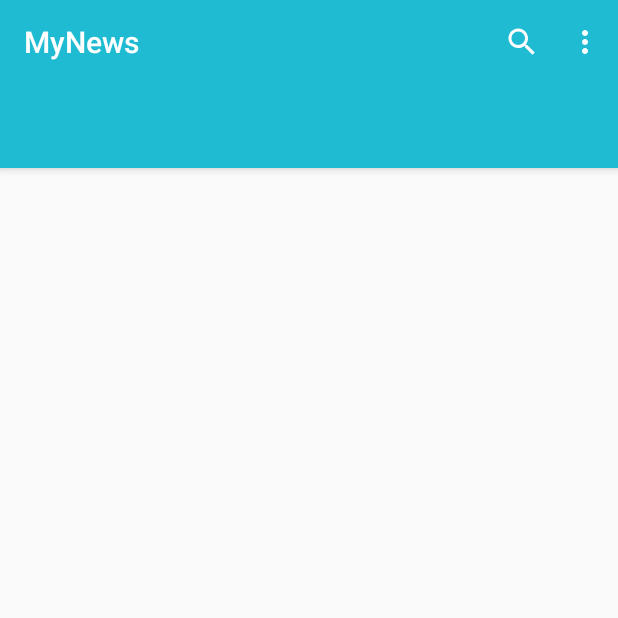
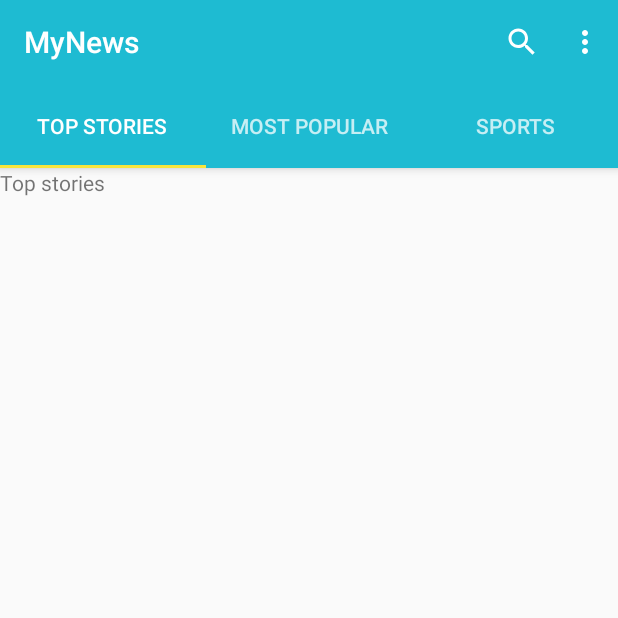
Before and after one commit to tboutisseau/MyNews, an Android app: the screen it shows after launch (MainActivity), on a phone screen of 412 x 824 dp, the top half of it. Run offline under Robolectric (Android 15) with nearby library versions, the phone set to English and light mode, and no system bars; our stand-ins replace ButterKnife.

Commit message:
Implemented ViewPager and TabLayout.

```diff
--- a/app/src/main/AndroidManifest.xml
+++ b/app/src/main/AndroidManifest.xml
@@ -9,7 +9,7 @@
         android:roundIcon="@mipmap/ic_launcher_round"
         android:supportsRtl="true"
         android:theme="@style/AppTheme">
-        <activity android:name=".MainActivity">
+        <activity android:name=".Controllers.Activities.MainActivity">
             <intent-filter>
                 <action android:name="android.intent.action.MAIN" />
 
--- a/app/src/main/java/com/tboutisseau/mynews/MainActivity.java
+++ b/app/src/main/java/com/tboutisseau/mynews/Controllers/Activities/MainActivity.java
@@ -1,28 +1,45 @@
-package com.tboutisseau.mynews;
+package com.tboutisseau.mynews.Controllers.Activities;
 
 import androidx.appcompat.app.AppCompatActivity;
 import androidx.appcompat.widget.Toolbar;
+import androidx.fragment.app.FragmentManager;
+import androidx.viewpager.widget.ViewPager;
 
 import android.os.Bundle;
+import android.util.Log;
 import android.view.Menu;
 import android.view.MenuInflater;
 import android.view.MenuItem;
 import android.widget.Toast;
 
+import com.google.android.material.tabs.TabLayout;
+import com.tboutisseau.mynews.R;
+import com.tboutisseau.mynews.Views.TabsAdapter;
+
+import butterknife.BindView;
+import butterknife.ButterKnife;
+
 public class MainActivity extends AppCompatActivity {
 
+    private static final String TAG = "MainActivity";
+
     //Widgets
-    private Toolbar mToolbar;
+    @BindView(R.id.toolbar) Toolbar mToolbar;
+    @BindView(R.id.main_tablayout) TabLayout mTabLayout;
+    @BindView(R.id.main_viewpager) ViewPager mViewPager;
+
 
     @Override
     protected void onCreate(Bundle savedInstanceState) {
         super.onCreate(savedInstanceState);
         setContentView(R.layout.activity_main);
 
-        mToolbar = findViewById(R.id.toolbar);
+        ButterKnife.bind(this);
 
         //Set the toolbar
         setSupportActionBar(mToolbar);
+
+        configureViewPagerAndTabs();
     }
 
     // Inflate the toolbar menu
@@ -54,4 +71,28 @@ public class MainActivity extends AppCompatActivity {
                 return super.onOptionsItemSelected(item);
         }
     }
+
+    // Set up the ViewPager with TabLayout
+    private void configureViewPagerAndTabs(){
+
+        // Set Adapter with ViewPager
+        mViewPager.setAdapter(new TabsAdapter(getSupportFragmentManager()));
+
+        // Glue TabLayout and ViewPager together
+        mTabLayout.setupWithViewPager(mViewPager);
+
+        // Set TabMode to scrollable if there is more than 3 categories
+        Log.d(TAG, "number of tabs : " + mTabLayout.getTabCount());
+
+        if (mTabLayout.getTabCount() <= 3) {
+            mTabLayout.setTabMode(TabLayout.MODE_FIXED);
+        }
+        else {
+            mTabLayout.setTabMode(TabLayout.MODE_SCROLLABLE);
+        }
+
+        // Set text color for selected and unselected tabs
+        mTabLayout.setTabTextColors(getResources().getColor(R.color.TabNotSelected), getResources().getColor(R.color.tabSelected));
+
+    }
 }
--- /dev/null
+++ b/app/src/main/java/com/tboutisseau/mynews/Controllers/Fragments/MostPopularFragment.java
@@ -0,0 +1,41 @@
+package com.tboutisseau.mynews.Controllers.Fragments;
+
+
+import android.os.Bundle;
+
+import androidx.fragment.app.Fragment;
+
+import android.view.LayoutInflater;
+import android.view.View;
+import android.view.ViewGroup;
+
+import com.tboutisseau.mynews.R;
+
+/**
+ * A simple {@link Fragment} subclass.
+ */
+public class MostPopularFragment extends Fragment {
+
+
+    public MostPopularFragment() {
+        // Required empty public constructor
+    }
+
+    public static MostPopularFragment newInstance() {
+
+        Bundle args = new Bundle();
+
+        MostPopularFragment fragment = new MostPopularFragment();
+        fragment.setArguments(args);
+        return fragment;
+    }
+
+
+    @Override
+    public View onCreateView(LayoutInflater inflater, ViewGroup container,
+                             Bundle savedInstanceState) {
+        // Inflate the layout for this fragment
+        return inflater.inflate(R.layout.fragment_most_popular, container, false);
+    }
+
+}
--- /dev/null
+++ b/app/src/main/java/com/tboutisseau/mynews/Controllers/Fragments/TopStoriesFragment.java
@@ -0,0 +1,41 @@
+package com.tboutisseau.mynews.Controllers.Fragments;
+
+
+import android.os.Bundle;
+
+import androidx.fragment.app.Fragment;
+
+import android.view.LayoutInflater;
+import android.view.View;
+import android.view.ViewGroup;
+
+import com.tboutisseau.mynews.R;
+
+/**
+ * A simple {@link Fragment} subclass.
+ */
+public class TopStoriesFragment extends Fragment {
+
+
+    public TopStoriesFragment() {
+        // Required empty public constructor
+    }
+
+    public static TopStoriesFragment newInstance() {
+
+        Bundle args = new Bundle();
+
+        TopStoriesFragment fragment = new TopStoriesFragment();
+        fragment.setArguments(args);
+        return fragment;
+    }
+
+
+    @Override
+    public View onCreateView(LayoutInflater inflater, ViewGroup container,
+                             Bundle savedInstanceState) {
+        // Inflate the layout for this fragment
+        return inflater.inflate(R.layout.fragment_top_stories, container, false);
+    }
+
+}
--- /dev/null
+++ b/app/src/main/java/com/tboutisseau/mynews/Views/TabsAdapter.java
@@ -0,0 +1,56 @@
+package com.tboutisseau.mynews.Views;
+
+import androidx.annotation.Nullable;
+import androidx.fragment.app.Fragment;
+import androidx.fragment.app.FragmentManager;
+import androidx.fragment.app.FragmentPagerAdapter;
+
+import com.tboutisseau.mynews.Controllers.Fragments.MostPopularFragment;
+import com.tboutisseau.mynews.Controllers.Fragments.SportsFragment;
+import com.tboutisseau.mynews.Controllers.Fragments.TopStoriesFragment;
+import com.tboutisseau.mynews.R;
+
+public class TabsAdapter extends FragmentPagerAdapter {
+
+    private final int numberOfTabs = 3;
+
+    public TabsAdapter(FragmentManager fm) {
+        super(fm);
+    }
+
+    @Override
+    public Fragment getItem(int position) {
+        switch (position) {
+            case 0 :
+                return TopStoriesFragment.newInstance();
+            case 1 :
+                return MostPopularFragment.newInstance();
+            case 2 :
+                return SportsFragment.newInstance();
+            default :
+                return null;
+        }
+    }
+
+    @Override
+    public int getCount() {
+        return numberOfTabs;
+    }
+
+    @Nullable
+    @Override
+    public CharSequence getPageTitle(int position) {
+        switch (position) {
+            case 0 :
+                return "top stories";
+            case 1 :
+                return "most popular";
+            case 2 :
+                return "sports";
+            default :
+                return null;
+        }
+    }
+
+
+}
--- a/app/src/main/res/layout/activity_main.xml
+++ b/app/src/main/res/layout/activity_main.xml
@@ -5,25 +5,31 @@
     android:layout_width="match_parent"
     android:layout_height="match_parent"
     android:orientation="vertical"
-    tools:context=".MainActivity">
+    tools:context=".Controllers.Activities.MainActivity">
+
+    <com.google.android.material.appbar.AppBarLayout
+        android:layout_width="match_parent"
+        android:layout_height="wrap_content">
 
         <include
             android:id="@+id/toolbar"
             layout="@layout/toolbar_layout" />
 
         <com.google.android.material.tabs.TabLayout
+            android:id="@+id/main_tablayout"
             android:layout_width="match_parent"
             android:layout_height="?attr/actionBarSize"
             android:background="@color/colorPrimary"
             android:elevation="@dimen/standard_elevation"
-        app:tabIndicatorColor="@color/colorAccent">
+            app:tabIndicatorColor="@color/colorAccent" />
 
-    </com.google.android.material.tabs.TabLayout>
+    </com.google.android.material.appbar.AppBarLayout>
+
 
     <androidx.viewpager.widget.ViewPager
+        android:id="@+id/main_viewpager"
         android:layout_width="match_parent"
-        android:layout_height="wrap_content">
+        android:layout_height="wrap_content" />
 
-    </androidx.viewpager.widget.ViewPager>
 
 </LinearLayout>
--- /dev/null
+++ b/app/src/main/res/layout/fragment_top_stories.xml
@@ -0,0 +1,14 @@
+<?xml version="1.0" encoding="utf-8"?>
+<FrameLayout xmlns:android="http://schemas.android.com/apk/res/android"
+    xmlns:tools="http://schemas.android.com/tools"
+    android:layout_width="match_parent"
+    android:layout_height="match_parent"
+    tools:context=".Controllers.Fragments.TopStoriesFragment">
+
+    <!-- TODO: Update blank fragment layout -->
+    <TextView
+        android:layout_width="match_parent"
+        android:layout_height="match_parent"
+        android:text="Top stories" />
+
+</FrameLayout>
--- a/app/src/main/res/values/colors.xml
+++ b/app/src/main/res/values/colors.xml
@@ -1,6 +1,10 @@
 <?xml version="1.0" encoding="utf-8"?>
 <resources>
     <color name="colorPrimary">#1ebbd2</color>
-    <color name="colorPrimaryDark">#00574B</color>
+    <color name="colorPrimaryDark">#1696a5</color>
     <color name="colorAccent">#f7e53b</color>
+
+    <!-- TabLayout colors -->
+    <color name="tabSelected">#ffffff</color>
+    <color name="TabNotSelected">#BFFFFFFF</color>
 </resources>
```
Also changed, not shown: app/build.gradle (+7 -2 lines), app/src/main/java/com/tboutisseau/mynews/Controllers/Fragments/SportsFragment.java (added, +41 -0 lines), app/src/main/res/layout/fragment_most_popular.xml (added, +14 -0 lines), app/src/main/res/layout/fragment_sports.xml (added, +14 -0 lines), app/src/main/res/values/strings.xml (+9 -1 lines). Lines whose indentation alone changed are shown as unchanged.
